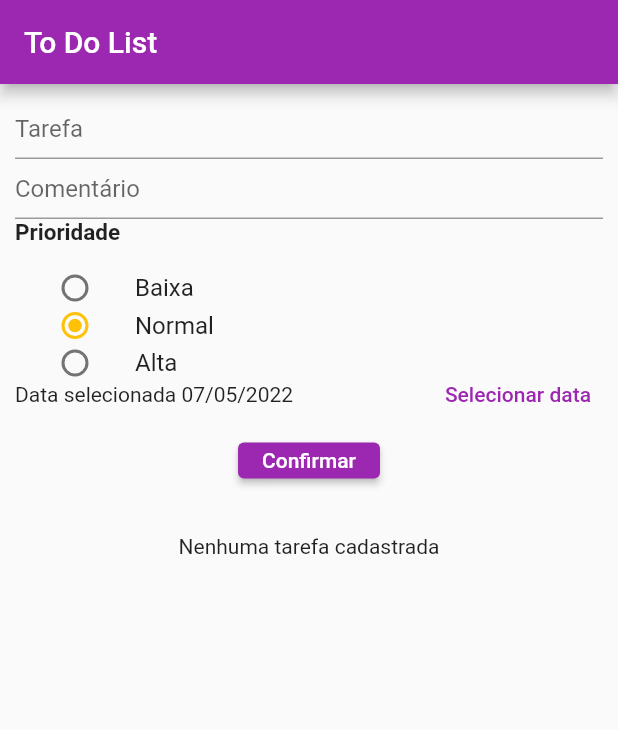
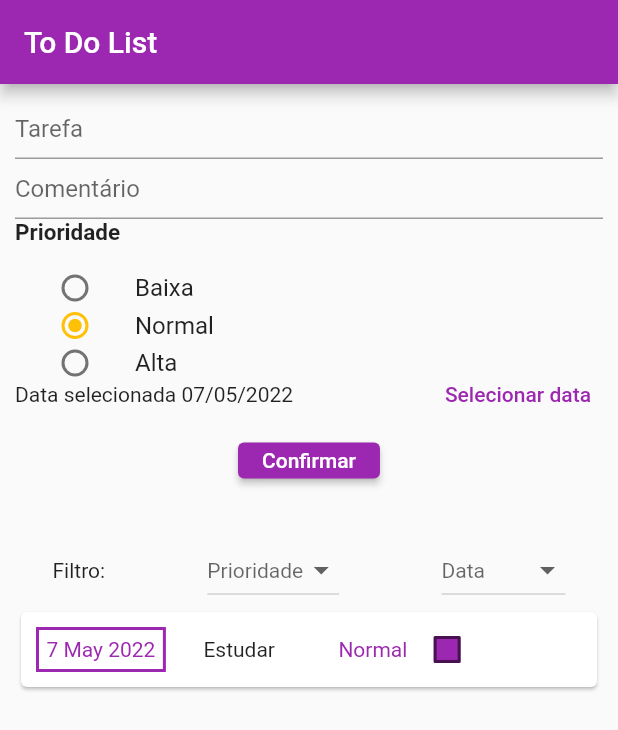
Before and after one commit to lucasilvas2/miniprojeto02_todolist, a Flutter app: the screen it shows after launch, on a phone screen of 412 x 824 dp. Shown: the top 730 px of the screen. Run offline on Flutter 3.47's test engine with Material 2 defaults, Android fonts, the phone set to English and light mode, and no system bars.

Commit message:
feat: simulando a opção de filtro para lista

```diff
--- a/lib/components/TarefaLista.dart
+++ b/lib/components/TarefaLista.dart
@@ -15,8 +15,12 @@ class TarefaLista extends StatefulWidget {
 
 class _TarefaListaState extends State<TarefaLista> {
   final ScrollController _scrollController = ScrollController();
+  final List<Tarefa> tarefaListafiltro = [];
 
   bool isChecked = false;
+  String? dropdownValue;
+  String? dropdownValueData;
+
 
   _deleteTarefa(value) {
     for (var i = 0; i < widget._tarefaLista.length; i++) {
@@ -45,11 +49,67 @@ class _TarefaListaState extends State<TarefaLista> {
     return Container(
       child: widget._tarefaLista.isEmpty
           ? Text('Nenhuma tarefa cadastrada')
-          : Scrollbar(
+          : Container(
+              height: 200,
+              child: Column(
+                children: [
+                  SizedBox(
+                    width: MediaQuery.of(context).size.width - 70,
+                    child: Row(
+                      mainAxisAlignment: MainAxisAlignment.spaceBetween,
+                      children: [
+                        Container(
+                          child: Text('Filtro:')
+                        ),
+                        Container(
+                          child: DropdownButton(
+                            value: dropdownValue,
+                            hint: Text('Prioridade'),
+                            elevation: 16,
+                            style: const TextStyle(color: Colors.purple),
+                            onChanged: (String? newValue) {
+                              setState(() {
+                                dropdownValue = newValue!;
+                              });
+                            },
+                            items: <String>['Todas', 'Baixa', 'Normal', 'Alta',]
+                                .map<DropdownMenuItem<String>>((String value) {
+                              return DropdownMenuItem<String>(
+                                value: value,
+                                child: Text(value),
+                              );
+                            }).toList(),
+                          ),
+                        ),
+                        Container(
+                          child: DropdownButton(
+                            value: dropdownValueData,
+                            hint: Text('Data'),
+                            elevation: 16,
+                            style: const TextStyle(color: Colors.purple),
+                            onChanged: (String? newValue) {
+                              setState(() {
+                                dropdownValueData = newValue!;
+                                print(DateFormat('d MMM y')
+                                            .format(widget._tarefaLista[0].data_execucao));
+                              });
+                            },
+                            items: <String>['Todas','01/02/22', '02/05/22', '03/05/12',]
+                                .map<DropdownMenuItem<String>>((String value) {
+                              return DropdownMenuItem<String>(
+                                value: value,
+                                child: Text(value),
+                              );
+                            }).toList(),
+                          ),
+                        )
+                      ],
+                    ),
+                  ),
+                  Scrollbar(
                     isAlwaysShown: true,
                     controller: _scrollController,
                     child: SizedBox(
-                height: 200,
                       child: ListView.builder(
                         shrinkWrap: true,
                         controller: _scrollController,
@@ -65,7 +125,9 @@ class _TarefaListaState extends State<TarefaLista> {
                                           width: 2,
                                           color: tarefa.data_execucao.day >=
                                                   DateTime.now().day
-                                        ? Theme.of(context).colorScheme.primary
+                                              ? Theme.of(context)
+                                                  .colorScheme
+                                                  .primary
                                               : Colors.red),
                                     ),
                                     margin: const EdgeInsets.symmetric(
@@ -106,14 +168,21 @@ class _TarefaListaState extends State<TarefaLista> {
                                                   ? Colors.blue
                                                   : Colors.redAccent))),
                                 ),
-                          Checkbox(
+                                Container(
+                                  width: 5,
+                                  height: 5,
+                                  alignment: Alignment.centerRight,
+                                  child: Checkbox(
                                     fillColor:
-                                MaterialStateProperty.resolveWith(getColor),
-                            checkColor: Theme.of(context).colorScheme.primary,
+                                        MaterialStateProperty.resolveWith(
+                                            getColor),
+                                    checkColor:
+                                        Theme.of(context).colorScheme.primary,
                                     value: isChecked,
                                     onChanged: (bool? value) {
                                       _deleteTarefa(tarefa.id);
                                     },
+                                  ),
                                 )
                               ],
                             ),
@@ -122,6 +191,9 @@ class _TarefaListaState extends State<TarefaLista> {
                       ),
                     ),
                   ),
+                ],
+              ),
+            ),
     );
   }
 }
--- a/lib/main.dart
+++ b/lib/main.dart
@@ -51,13 +51,13 @@ class _MyHomePageState extends State<MyHomePage> {
   }
 
   List<Tarefa> _tarefas = [
-    // Tarefa(
-    //     id: 't0',
-    //     titulo: 'Estudar',
-    //     data_execucao: DateTime.now(),
-    //     data_criacao: DateTime.now(),
-    //     prioridade: 'Normal',
-    //     comentario: 'um'),
+    Tarefa(
+        id: 't0',
+        titulo: 'Estudar',
+        data_execucao: DateTime.now(),
+        data_criacao: DateTime.now(),
+        prioridade: 'Normal',
+        comentario: 'um'),
     // Tarefa(
     //     id: 't1',
     //     titulo: 'Jogar',
```
Lines whose indentation alone changed are shown as unchanged.
